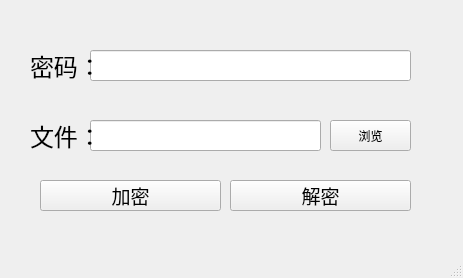
Old version of the form src/Viewer/main_window.ui in the repository StuLiu/DataMasking_20190517.
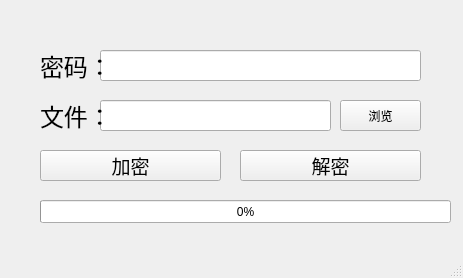
New version of the form.

What changed in the file:
```diff
--- a/src/Viewer/main_window.ui
+++ b/src/Viewer/main_window.ui
@@ -30,7 +30,7 @@
     <property name="geometry">
      <rect>
       <x>40</x>
-      <y>180</y>
+      <y>150</y>
       <width>181</width>
       <height>31</height>
      </rect>
@@ -48,7 +48,7 @@
    <widget class="QLineEdit" name="lineEdit_key">
     <property name="geometry">
      <rect>
-      <x>90</x>
+      <x>100</x>
       <y>50</y>
       <width>321</width>
       <height>31</height>
@@ -64,7 +64,7 @@
    <widget class="QLabel" name="label">
     <property name="geometry">
      <rect>
-      <x>30</x>
+      <x>40</x>
       <y>50</y>
       <width>71</width>
       <height>31</height>
@@ -83,8 +83,8 @@
    <widget class="QPushButton" name="pushButton_browse">
     <property name="geometry">
      <rect>
-      <x>330</x>
-      <y>120</y>
+      <x>340</x>
+      <y>100</y>
       <width>81</width>
       <height>31</height>
      </rect>
@@ -96,8 +96,8 @@
    <widget class="QLineEdit" name="lineEdit_dir">
     <property name="geometry">
      <rect>
-      <x>90</x>
-      <y>120</y>
+      <x>100</x>
+      <y>100</y>
       <width>231</width>
       <height>31</height>
      </rect>
@@ -106,8 +106,8 @@
    <widget class="QLabel" name="label_2">
     <property name="geometry">
      <rect>
-      <x>30</x>
-      <y>120</y>
+      <x>40</x>
+      <y>100</y>
       <width>91</width>
       <height>31</height>
      </rect>
@@ -125,8 +125,8 @@
    <widget class="QPushButton" name="pushButton_import">
     <property name="geometry">
      <rect>
-      <x>230</x>
-      <y>180</y>
+      <x>240</x>
+      <y>150</y>
       <width>181</width>
       <height>31</height>
      </rect>
@@ -141,6 +141,19 @@
      <string>解密</string>
     </property>
    </widget>
+   <widget class="QProgressBar" name="progressBar">
+    <property name="geometry">
+     <rect>
+      <x>40</x>
+      <y>200</y>
+      <width>411</width>
+      <height>23</height>
+     </rect>
+    </property>
+    <property name="value">
+     <number>0</number>
+    </property>
+   </widget>
   </widget>
   <widget class="QMenuBar" name="menubar">
    <property name="geometry">
```
Left out of the diff: 2 changed lines with no effect on the pictures.
